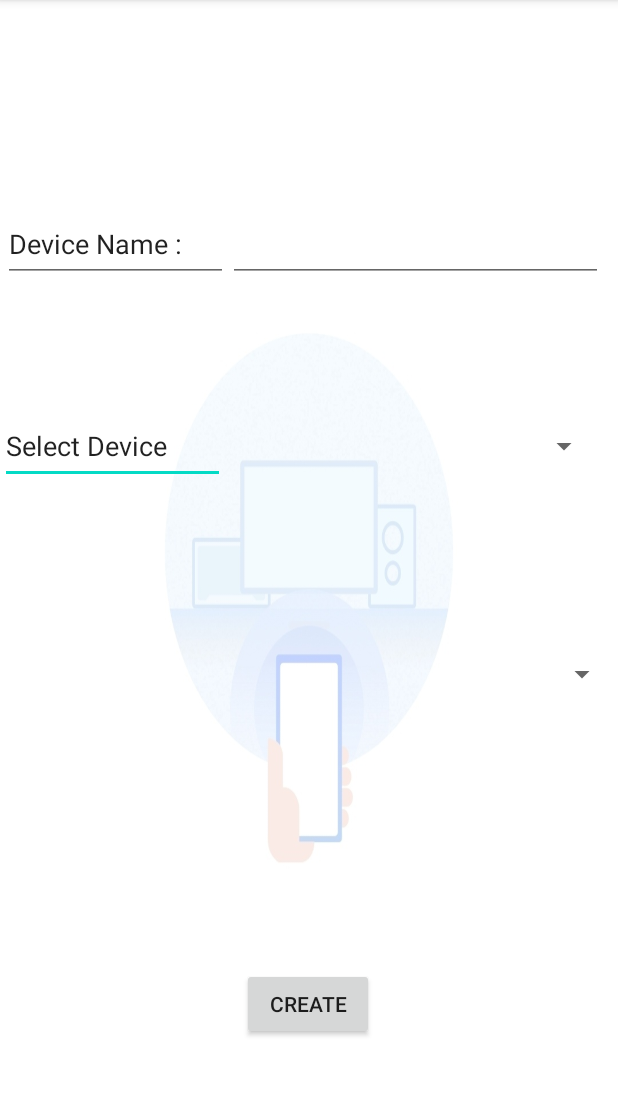
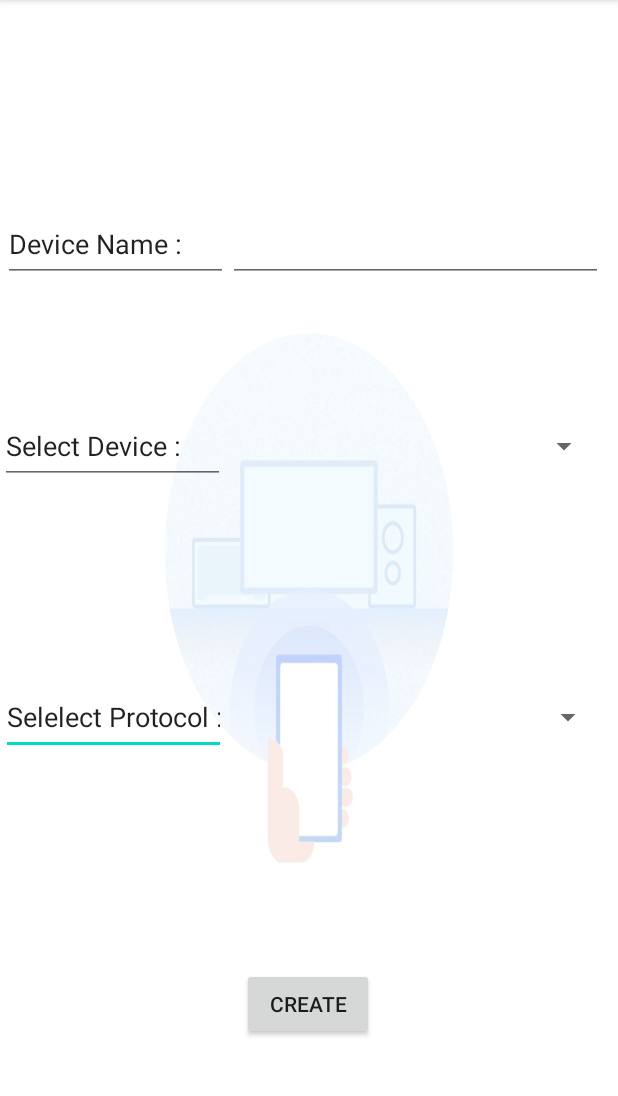
Before and after one commit to harithmanoj/Universal-IR-Remote-Android, an Android app: the AddRemote screen opened directly, with no data from a screen before it, on a phone screen of 412 x 824 dp, the part 84-1180 px from its top. Run offline under Robolectric (Android 15) with nearby library versions, the phone set to English and light mode, and no system bars; 2 statements that could not run were skipped.

Commit message:
Added textView for selecting protocol

```diff
--- a/app/src/main/res/layout/activity_add_remote.xml
+++ b/app/src/main/res/layout/activity_add_remote.xml
@@ -27,13 +27,28 @@
     tools:context=".AddRemote">
 
     <EditText
+        android:id="@+id/textViewProtocolSelect"
+        android:layout_width="150dp"
+        android:layout_height="50dp"
+        android:autofillHints=""
+        android:ems="10"
+        android:inputType="textPersonName"
+        android:text="Selelect Protocol :"
+        app:layout_constraintBottom_toBottomOf="parent"
+        app:layout_constraintEnd_toStartOf="@+id/spnr_ProtocolSelect"
+        app:layout_constraintHorizontal_bias="0.166"
+        app:layout_constraintStart_toStartOf="parent"
+        app:layout_constraintTop_toTopOf="parent"
+        app:layout_constraintVertical_bias="0.631" />
+
+    <EditText
         android:id="@+id/textViewDeviceSelect"
         android:layout_width="150dp"
         android:layout_height="50dp"
         android:autofillHints=""
         android:ems="10"
         android:inputType="textPersonName"
-        android:text="Select Device"
+        android:text="Select Device :"
         app:layout_constraintBottom_toBottomOf="parent"
         app:layout_constraintEnd_toEndOf="parent"
         app:layout_constraintHorizontal_bias="0.0"
@@ -47,10 +62,10 @@
         android:layout_height="50dp"
         app:layout_constraintBottom_toBottomOf="parent"
         app:layout_constraintEnd_toEndOf="parent"
-        app:layout_constraintHorizontal_bias="1.0"
+        app:layout_constraintHorizontal_bias="0.944"
         app:layout_constraintStart_toStartOf="parent"
         app:layout_constraintTop_toTopOf="parent"
-        app:layout_constraintVertical_bias="0.591" />
+        app:layout_constraintVertical_bias="0.631" />
 
     <Spinner
         android:id="@+id/spnr_DeviceSelect"
```
